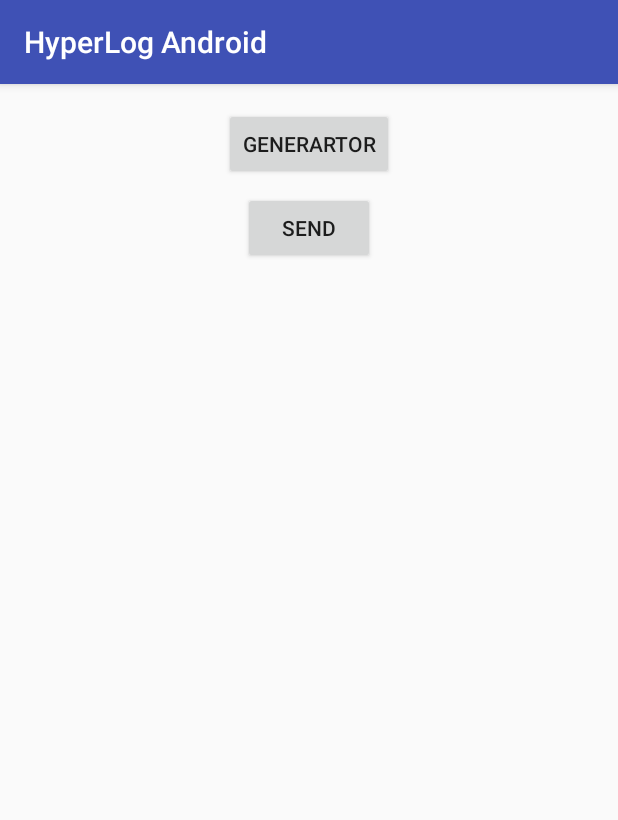
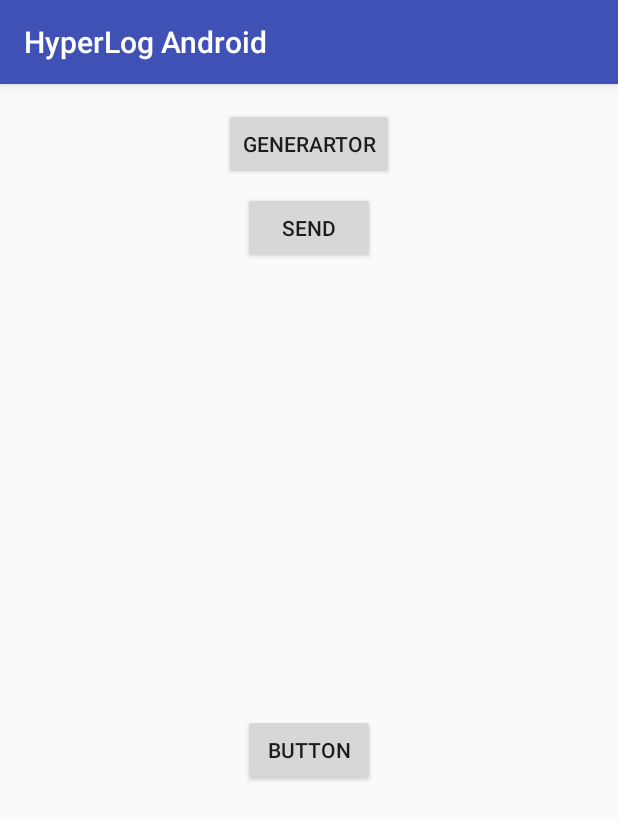
Before and after one commit to kazimdsaidul/HyperLogAndroid, an Android app: the screen it shows after launch (MainActivity), on a phone screen of 412 x 824 dp. Shown: the top 820 px of the screen. Run offline under Robolectric (Android 15) with nearby library versions, the phone set to English and light mode, and no system bars; libraries missing offline, so code that uses them is left out: com.hypertrack.hyperlog; 7 statements that could not run were skipped.

Commit message:
Handle android applicaiton crash When app is crash then it add log to database with time

```diff
--- a/app/src/main/AndroidManifest.xml
+++ b/app/src/main/AndroidManifest.xml
@@ -7,6 +7,7 @@
     </uses-permission>
 
     <application
+        android:name=".Applicaiton"
         android:allowBackup="true"
         android:icon="@mipmap/ic_launcher"
         android:label="@string/app_name"
--- /dev/null
+++ b/app/src/main/java/sadiul/com/hyperlogandroid/Applicaiton.java
@@ -0,0 +1,69 @@
+package sadiul.com.hyperlogandroid;
+
+import android.app.Application;
+import android.util.Log;
+
+import com.hypertrack.hyperlog.HyperLog;
+
+import java.text.Format;
+import java.text.SimpleDateFormat;
+import java.util.Date;
+
+/**
+ * Created by Kazi Md. Saidul Email: Kazimdsaidul@gmail.com  Mobile: +8801675349882 on 1/23/18.
+ */
+
+public class Applicaiton extends Application {
+
+    // uncaught exception handler variable
+    private Thread.UncaughtExceptionHandler defaultUEH;
+
+
+    public static String   convertTime(long time){
+        Date date = new Date(time);
+        Format format = new SimpleDateFormat("yyyy MM dd HH:mm:ss");
+        return format.format(date);
+    }
+
+
+    // handler listener
+    private Thread.UncaughtExceptionHandler _unCaughtExceptionHandler =
+            new Thread.UncaughtExceptionHandler() {
+                @Override
+                public void uncaughtException(Thread thread, Throwable ex) {
+
+
+                    long l = System.currentTimeMillis();
+                    String s = convertTime(l);
+
+                    HyperLog.e("application", "application"+s);
+
+                    android.os.Process.killProcess(android.os.Process.myPid());
+
+
+
+
+
+
+                }
+            };
+
+
+    @Override
+    public void onCreate() {
+        super.onCreate();
+
+
+        HyperLog.initialize(this);
+        HyperLog.setLogLevel(Log.VERBOSE);
+
+
+
+        defaultUEH = Thread.getDefaultUncaughtExceptionHandler();
+//
+//        // setup handler for uncaught exception
+        Thread.setDefaultUncaughtExceptionHandler(_unCaughtExceptionHandler);
+
+
+    }
+}
--- a/app/src/main/java/sadiul/com/hyperlogandroid/MainActivity.java
+++ b/app/src/main/java/sadiul/com/hyperlogandroid/MainActivity.java
@@ -11,6 +11,8 @@ import com.hypertrack.hyperlog.HLCallback;
 import com.hypertrack.hyperlog.HyperLog;
 import com.hypertrack.hyperlog.error.HLErrorResponse;
 
+import java.util.ArrayList;
+
 public class MainActivity extends AppCompatActivity {
 
     private static final String TAG = MainActivity.class.getName();
@@ -18,6 +20,7 @@ public class MainActivity extends AppCompatActivity {
 
     private Button btGenerator;
     private Button btSend;
+    private Button btError;
 
     @Override
     protected void onCreate(Bundle savedInstanceState) {
@@ -35,6 +38,7 @@ public class MainActivity extends AppCompatActivity {
 
         btGenerator = findViewById(R.id.btGenerator);
         btSend = findViewById(R.id.btSend);
+        btError = findViewById(R.id.btError);
 
 
         btGenerator.setOnClickListener(new View.OnClickListener() {
@@ -69,6 +73,16 @@ public class MainActivity extends AppCompatActivity {
             }
         });
 
+        btError.setOnClickListener(new View.OnClickListener() {
+            @Override
+            public void onClick(View v) {
+
+                Object o = new ArrayList<>().get(100);
+
+
+            }
+        });
+
 
 
 
--- a/app/src/main/res/layout/activity_main.xml
+++ b/app/src/main/res/layout/activity_main.xml
@@ -26,4 +26,16 @@
         app:layout_constraintLeft_toLeftOf="parent"
         app:layout_constraintRight_toRightOf="parent"
         app:layout_constraintTop_toBottomOf="@+id/btGenerator"/>
+
+    <Button
+        android:id="@+id/btError"
+        android:layout_width="wrap_content"
+        android:layout_height="wrap_content"
+        android:layout_marginBottom="8dp"
+        android:layout_marginTop="8dp"
+        android:text="Button"
+        app:layout_constraintBottom_toBottomOf="parent"
+        app:layout_constraintLeft_toLeftOf="parent"
+        app:layout_constraintRight_toRightOf="parent"
+        app:layout_constraintTop_toBottomOf="@+id/btSend"/>
 </android.support.constraint.ConstraintLayout>
```
